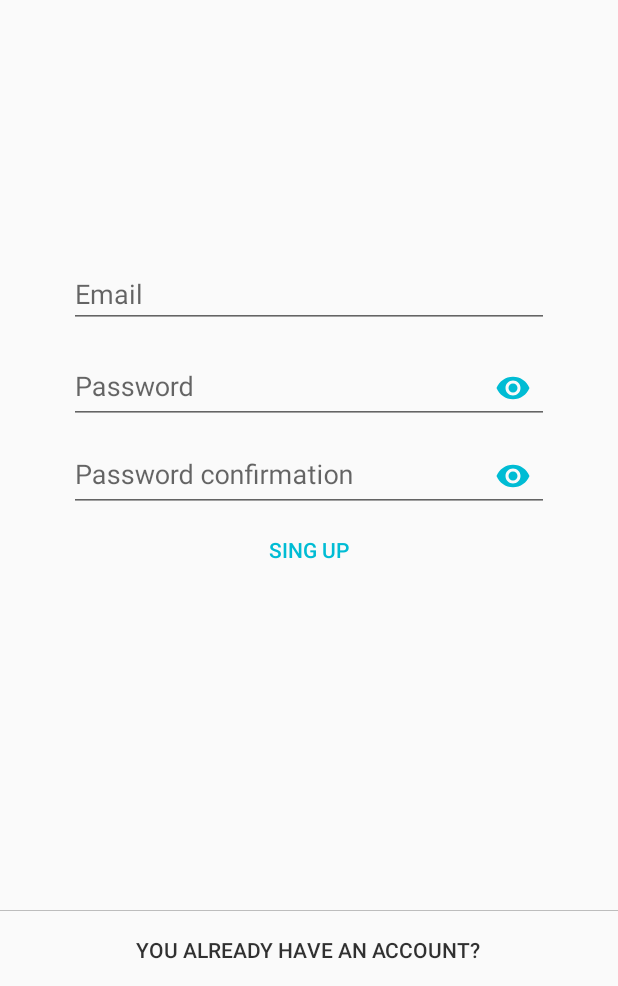
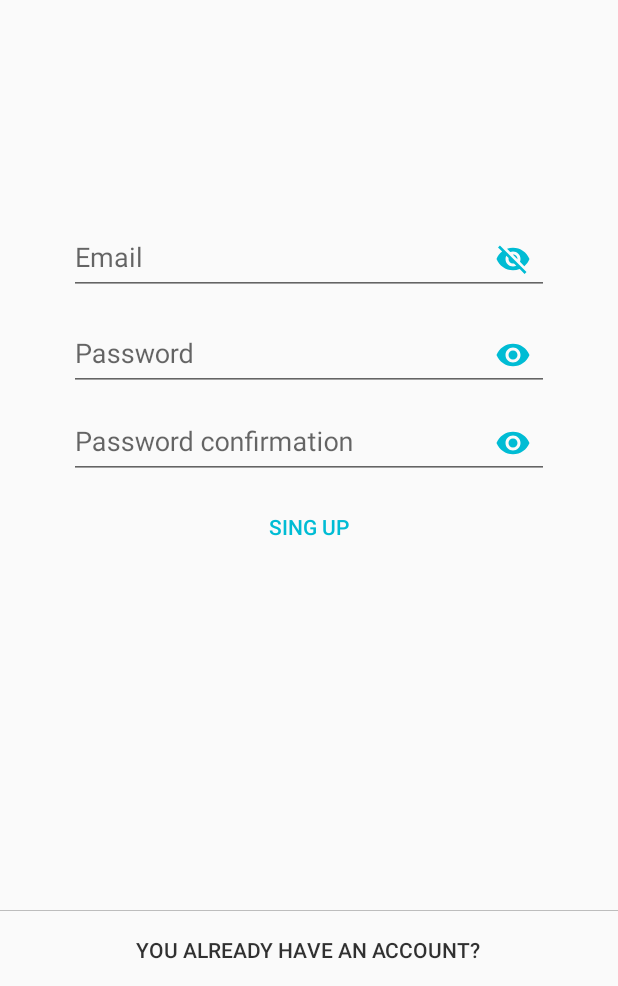
Before and after one commit to Gesuato/ProjectMealPrepAndroid, an Android app: the screen it shows after launch (LoginActivity), after a tap on "SING UP", on a phone screen of 412 x 824 dp, the part 250-1236 px from its top. Run offline under Robolectric (Android 15) with nearby library versions, the light colour scheme and no system bars; our stand-ins replace Firebase (no records; nobody signed in at launch, a user with empty details on screens opened directly).

Commit message:
Added TextInputEditext in LoginActivity

```diff
--- a/app/src/main/java/com/easyprep/easyprep/ui/LoginActivity.kt
+++ b/app/src/main/java/com/easyprep/easyprep/ui/LoginActivity.kt
@@ -29,8 +29,9 @@ class LoginActivity : AppCompatActivity() {
     private var weekMealPlan = WeekMealPlan()
     private lateinit var userSharePref: SharedPreferences
     private var isSingUp = false
-    private lateinit var editTextPassword: TextInputEditText
-    private lateinit var editTextPasswordConfirmation: TextInputEditText
+    private lateinit var textInputEditTextPassword: TextInputEditText
+    private lateinit var textInputEditTextPasswordConfirmation: TextInputEditText
+    private lateinit var textInputEditextEmail: TextInputEditText
 
     companion object {
         const val DB_REF = "WeekMealPlan"
@@ -42,15 +43,16 @@ class LoginActivity : AppCompatActivity() {
         super.onCreate(savedInstanceState)
         setContentView(R.layout.activity_login)
 
-        editTextPassword = findViewById(R.id.editTextPasswordId)
-        editTextPasswordConfirmation = findViewById(R.id.editTextConfirmationPasswordId)
+        textInputEditTextPassword = findViewById(R.id.editTextPasswordId)
+        textInputEditTextPasswordConfirmation = findViewById(R.id.editTextConfirmationPasswordId)
+        textInputEditextEmail = findViewById(R.id.textInputEditTextEmail)
 
         activity_login_id.setOnTouchListener { p0, p1 ->
             val imm = getSystemService(INPUT_METHOD_SERVICE) as InputMethodManager
             imm.hideSoftInputFromWindow(currentFocus!!.windowToken, 0)
-            editTextPasswordConfirmation.clearFocus()
-            editTextPassword.clearFocus()
-            editTextEmail.clearFocus()
+            textInputEditTextPasswordConfirmation.clearFocus()
+            textInputEditTextPassword.clearFocus()
+            textInputEditextEmail.clearFocus()
             false
         }
 
@@ -61,9 +63,9 @@ class LoginActivity : AppCompatActivity() {
         userAuthentication()
 
         btnLogin.setOnClickListener {
-            val email = editTextEmail.text.toString()
-            val password = editTextPassword.text.toString()
-            val passwordConfirmation = editTextPasswordConfirmation.text.toString()
+            val email = textInputEditextEmail.text.toString()
+            val password = textInputEditTextPassword.text.toString()
+            val passwordConfirmation = textInputEditTextPasswordConfirmation.text.toString()
 
             if (this.isSingUp) {
                 singUp(email, password, passwordConfirmation)
@@ -92,7 +94,7 @@ class LoginActivity : AppCompatActivity() {
         weekMealPlan.dailyMealPlanList = DailyMealPlanDefaultListBuilder().invoke()
         btnLogin.visibility = View.GONE
         btnSingUpOrSingIn.visibility = View.GONE
-        editTextEmail.visibility = View.GONE
+        textInputLayout_email.visibility = View.GONE
         textInputLayout_password_confirmation.visibility = View.GONE
         textInputLayout_password.visibility = View.GONE
         space.visibility = View.GONE
--- a/app/src/main/res/layout/activity_login.xml
+++ b/app/src/main/res/layout/activity_login.xml
@@ -21,14 +21,23 @@
 
     <LinearLayout
         android:layout_width="match_parent"
-        android:layout_height="200dp"
+        android:layout_height="230dp"
         android:gravity="center"
         android:layout_gravity="center"
+        android:layout_marginBottom="20dp"
         android:orientation="vertical">
 
+        <android.support.design.widget.TextInputLayout
+            android:id="@+id/textInputLayout_email"
+            android:layout_width="match_parent"
+            android:layout_height="wrap_content"
+            android:gravity="center"
+            android:orientation="vertical"
+            app:passwordToggleEnabled="true"
+            app:passwordToggleTint="@color/colorAccent">
 
-        <EditText
-            android:id="@+id/editTextEmail"
+            <android.support.design.widget.TextInputEditText
+                android:id="@+id/textInputEditTextEmail"
                 android:layout_width="wrap_content"
                 android:layout_height="wrap_content"
                 android:layout_marginBottom="5dp"
@@ -36,6 +45,7 @@
                 android:hint="@string/email"
                 android:inputType="textEmailAddress"
                 android:visibility="visible" />
+        </android.support.design.widget.TextInputLayout>
 
         <android.support.design.widget.TextInputLayout
             android:id="@+id/textInputLayout_password"
@@ -75,28 +85,6 @@
                 android:inputType="textPassword"
                 />
         </android.support.design.widget.TextInputLayout>
-
-
-
-        <!--<EditText-->
-            <!--android:id="@+id/editTextPassword"-->
-            <!--android:layout_width="wrap_content"-->
-            <!--android:layout_height="wrap_content"-->
-            <!--android:layout_marginBottom="5dp"-->
-            <!--android:ems="10"-->
-            <!--android:hint="@string/password"-->
-            <!--android:inputType="textPassword"-->
-            <!--android:visibility="visible" />-->
-
-        <!--<EditText-->
-            <!--android:id="@+id/editTextConfirmationPassword"-->
-            <!--android:layout_width="wrap_content"-->
-            <!--android:layout_height="wrap_content"-->
-            <!--android:layout_marginBottom="5dp"-->
-            <!--android:ems="10"-->
-            <!--android:hint="@string/password_confirmation"-->
-            <!--android:inputType="textPassword"-->
-            <!--android:visibility="gone" />-->
 
         <Button
             android:id="@+id/btnLogin"
```
Also changed, not shown: app/src/main/java/com/easyprep/easyprep/ui/AccountManagementActivity.kt (+14 -10 lines), app/src/main/res/layout/activity_account_management.xml (+22 -12 lines). Lines whose indentation alone changed are shown as unchanged.
